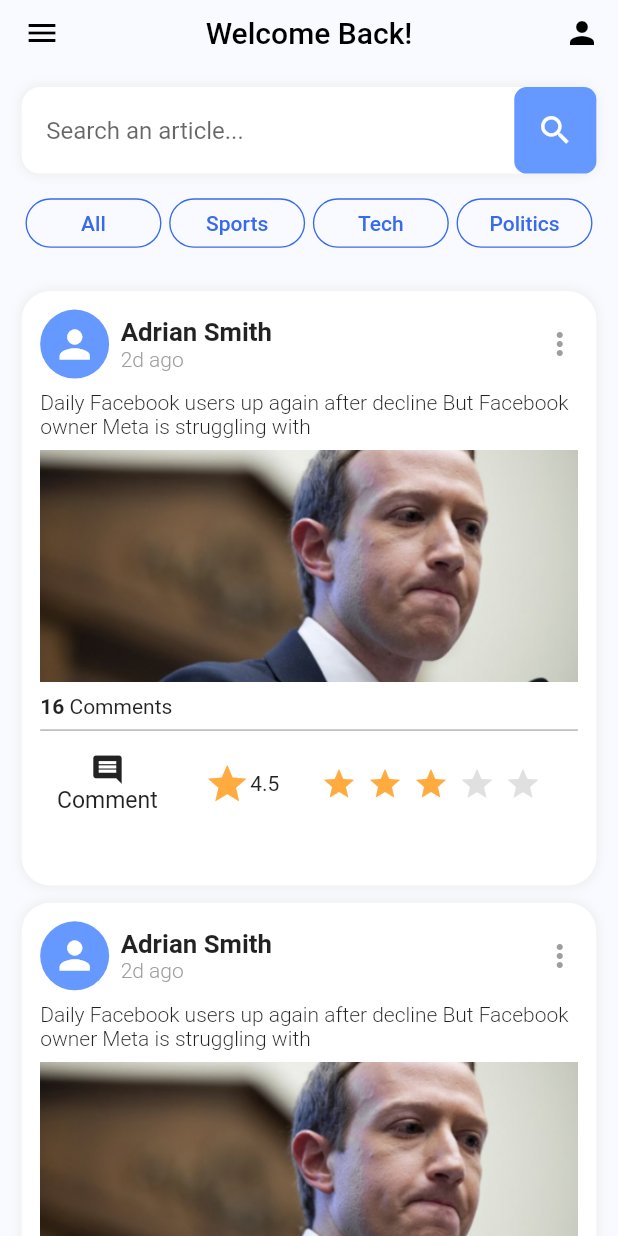
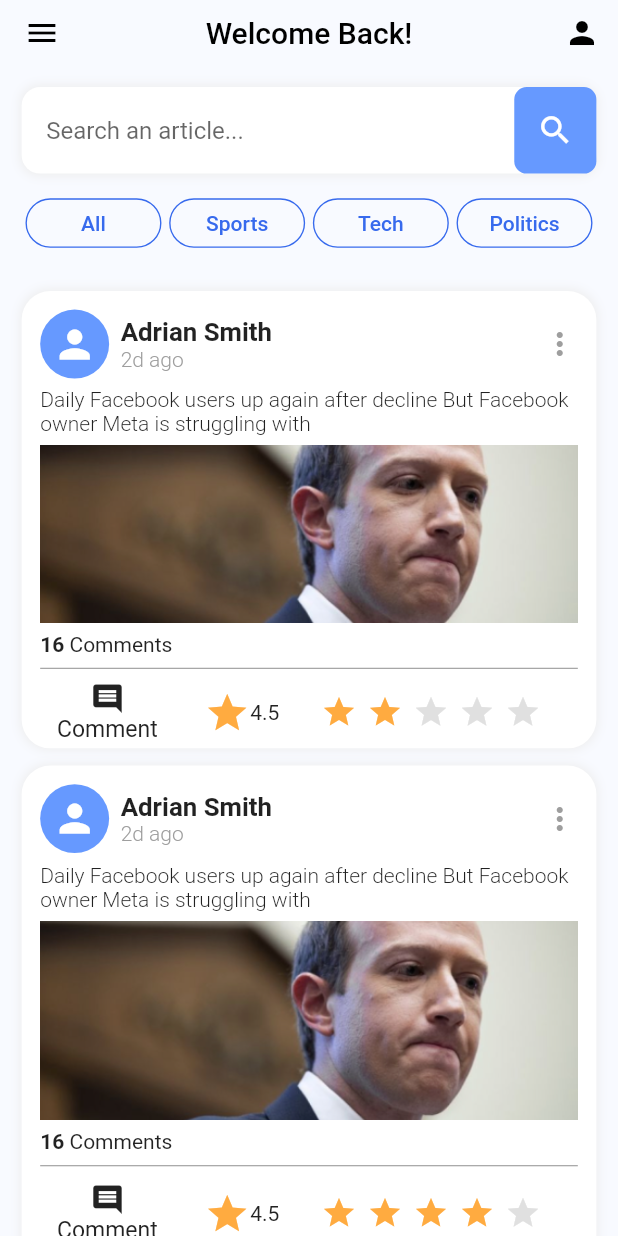
Before and after one commit to RealEskalate/Practice, a Flutter app: the screen it shows after launch, on a phone screen of 412 x 824 dp. Run offline on Flutter 3.47's test engine with Material 2 defaults, Android fonts, the phone set to English and light mode, and no system bars; our stand-ins replace bloc, flutter_bloc, google_fonts.

Commit message:
Final touches before integration

```diff
--- a/starter_project_mobile_2022/lib/blog_suha/constants/colors.dart
+++ b/starter_project_mobile_2022/lib/blog_suha/constants/colors.dart
@@ -3,10 +3,10 @@ import 'package:flutter/material.dart';
 Color mainBackground = const Color.fromARGB(255, 248, 250, 255);
 // Figma: rgba(248, 250, 255, 1);
 
-Color iconBackgroundColor = Color.fromARGB(255, 102, 153, 255);
+Color iconBackgroundColor = const Color.fromARGB(255, 102, 153, 255);
 // Figma: rgba(102, 154, 255, 1);
 
-Color tagBackgroundColor = Color.fromARGB(255, 55, 106, 237);
+Color tagBackgroundColor = const Color.fromARGB(255, 55, 106, 237);
 // Figma: rgba(55, 106, 237, 1)
 
 Color white = Colors.white;
--- a/starter_project_mobile_2022/lib/blog_suha/presentation/list_blog_page.dart
+++ b/starter_project_mobile_2022/lib/blog_suha/presentation/list_blog_page.dart
@@ -0,0 +1,161 @@
+import 'package:flutter/material.dart';
+import 'package:flutter/services.dart';
+import 'package:starter_project_mobile_2022/blog_suha/constants/colors.dart';
+import 'package:starter_project_mobile_2022/blog_suha/widgets/postCard.dart';
+import 'package:starter_project_mobile_2022/blog_suha/widgets/searchBar.dart';
+import 'package:starter_project_mobile_2022/blog_suha/widgets/topicButton.dart';
+
+class BlogListingPage extends StatefulWidget {
+  const BlogListingPage({Key? key, required this.title}) : super(key: key);
+  final String title;
+
+  @override
+  State<BlogListingPage> createState() => _MyHomePageState();
+}
+
+class _MyHomePageState extends State<BlogListingPage> {
+  final globalKey = GlobalKey<ScaffoldState>();
+
+  @override
+  Widget build(BuildContext context) {
+    final double height = MediaQuery.of(context).size.height;
+    final double width = MediaQuery.of(context).size.width;
+
+    final List<PostCard> posts = [
+      PostCard(
+        created: '2d ago',
+        description:
+            'Daily Facebook users up again after decline But Facebook owner Meta is struggling with',
+        heigth: height * 0.37, // For IOS
+        width: width * 0.93,
+        padding: width * 0.03,
+        icon: Icons.person,
+        image: Icons.texture_sharp,
+        numOfComments: '16',
+        numOfStars: 2,
+        title: 'Adrian Smith',
+      ),
+      PostCard(
+        created: '2d ago',
+        description:
+            'Daily Facebook users up again after decline But Facebook owner Meta is struggling with',
+        heigth: height * 0.411,
+        width: width * 0.93,
+        padding: width * 0.03,
+        icon: Icons.person,
+        image: Icons.texture_sharp,
+        numOfComments: '16',
+        numOfStars: 4,
+        title: 'Adrian Smith',
+      ),
+    ];
+
+    return Scaffold(
+        key: globalKey,
+        backgroundColor: mainBackground,
+        drawerEnableOpenDragGesture: false,
+        drawer: const Drawer(),
+        appBar: AppBar(
+            systemOverlayStyle: const SystemUiOverlayStyle(
+              statusBarIconBrightness:
+                  Brightness.dark, // For Android (dark icons)
+              statusBarBrightness: Brightness.light, // For iOS (dark icons)
+            ),
+            centerTitle: true,
+            foregroundColor: Colors.black,
+            leading: IconButton(
+              icon: const Icon(Icons.menu),
+              onPressed: () {
+                globalKey.currentState?.openDrawer();
+              },
+            ),
+            actions: [
+              IconButton(
+                icon: const Icon(Icons.person),
+                onPressed: () {},
+              ),
+            ],
+            title: Text(
+              "Welcome Back!",
+              style: TextStyle(color: black),
+            ),
+            backgroundColor: Colors.transparent,
+            elevation: 0.0,
+            bottom: PreferredSize(
+              preferredSize: Size.fromHeight(height * 0.15),
+              child: Padding(
+                padding: EdgeInsets.all(width * 0.035),
+                child: Column(
+                  children: [
+                    SearchBar(heigth: height * 0.07, width: width),
+                    SizedBox(height: height * 0.02),
+                    tagsSection(height * 0.04, width * 0.22),
+                  ],
+                ),
+              ),
+            )),
+        body: listPosts(height, width, posts));
+    // body: ListView(
+    //   children: [
+    //     PostReviewCard(
+    //       heigth: height * 0.35,
+    //       width: width * 1,
+    //       imageURL: '',
+    //       padding: width * 0.03,
+    //       created: '1h ago',
+    //       subtitle: 'Why Big Data Sucks?',
+    //       title: 'BIG DATA',
+    //     ),
+    //     PostReviewCard(
+    //       heigth: height * 0.35,
+    //       width: width * 1,
+    //       imageURL: '',
+    //       padding: 1,
+    //       created: '1h ago',
+    //       subtitle: 'Why Big Data Sucks?',
+    //       title: 'BIG DATA',
+    //     )
+    //   ],
+    // ));
+  }
+
+  ListView listPosts(double height, double width, List<PostCard> posts) {
+    return ListView.builder(
+        padding: EdgeInsets.all(width * 0.035),
+        scrollDirection: Axis.vertical,
+        itemCount: posts.length,
+        itemBuilder: (BuildContext context, int index) {
+          final post = posts[index];
+          return post;
+        });
+  }
+
+  Widget tagsSection(double height, double width) {
+    return Row(
+      crossAxisAlignment: CrossAxisAlignment.center,
+      mainAxisAlignment: MainAxisAlignment.spaceAround,
+      children: [
+        TagButton(
+          heigth: height,
+          width: width,
+          topic: 'All',
+        ),
+        TagButton(
+          heigth: height,
+          width: width,
+          topic: 'Sports',
+        ),
+        TagButton(
+          heigth: height,
+          width: width,
+          topic: 'Tech',
+        ),
+        TagButton(
+          heigth: height,
+          width: width,
+          topic: 'Politics',
+        ),
+      ],
+    );
+  }
+}
--- a/starter_project_mobile_2022/lib/blog_suha/widgets/postCard.dart
+++ b/starter_project_mobile_2022/lib/blog_suha/widgets/postCard.dart
@@ -152,7 +152,7 @@ class PostCard extends StatelessWidget {
                     height: heigth * 0.14,
                     child: StarBar(
                       width: width,
-                      numOfStars: 3,
+                      numOfStars: numOfStars,
                     )),
               ),
             ],
--- a/starter_project_mobile_2022/lib/main/homepage.dart
+++ b/starter_project_mobile_2022/lib/main/homepage.dart
@@ -1,140 +1,14 @@
 import 'package:flutter/material.dart';
-import 'package:flutter/services.dart';
-import 'package:starter_project_mobile_2022/blog_suha/constants/colors.dart';
-import 'package:starter_project_mobile_2022/blog_suha/widgets/postCard.dart';
-import 'package:starter_project_mobile_2022/blog_suha/widgets/searchBar.dart';
-import 'package:starter_project_mobile_2022/blog_suha/widgets/topicButton.dart';
 
-class MyHomePage extends StatefulWidget {
-  const MyHomePage({Key? key, required this.title}) : super(key: key);
-  final String title;
+import '../blog_suha/presentation/list_blog_page.dart';
 
-  @override
-  State<MyHomePage> createState() => _MyHomePageState();
-}
-
-class _MyHomePageState extends State<MyHomePage> {
-  final globalKey = GlobalKey<ScaffoldState>();
+class HomePage extends StatelessWidget {
+  const HomePage({Key? key}) : super(key: key);
 
   @override
   Widget build(BuildContext context) {
-    final double height = MediaQuery.of(context).size.height;
-    final double width = MediaQuery.of(context).size.width;
-
-    final List<PostCard> posts = [
-      PostCard(
-        created: '2d ago',
-        description:
-            'Daily Facebook users up again after decline But Facebook owner Meta is struggling with',
-        heigth: height * 0.481,
-        width: width * 0.93,
-        padding: width * 0.03,
-        icon: Icons.person,
-        image: Icons.texture_sharp,
-        numOfComments: '16',
-        numOfStars: 4,
-        title: 'Adrian Smith',
-      ),
-      PostCard(
-        created: '2d ago',
-        description:
-            'Daily Facebook users up again after decline But Facebook owner Meta is struggling with',
-        heigth: height * 0.481,
-        width: width * 0.93,
-        padding: width * 0.03,
-        icon: Icons.person,
-        image: Icons.texture_sharp,
-        numOfComments: '16',
-        numOfStars: 4,
-        title: 'Adrian Smith',
-      ),
-    ];
-
-    return Scaffold(
-      key: globalKey,
-      backgroundColor: mainBackground,
-      drawerEnableOpenDragGesture: false,
-      drawer: const Drawer(),
-      appBar: AppBar(
-          systemOverlayStyle: const SystemUiOverlayStyle(
-            statusBarIconBrightness:
-                Brightness.dark, // For Android (dark icons)
-            statusBarBrightness: Brightness.light, // For iOS (dark icons)
-          ),
-          centerTitle: true,
-          foregroundColor: Colors.black,
-          leading: IconButton(
-            icon: const Icon(Icons.menu),
-            onPressed: () {
-              globalKey.currentState?.openDrawer();
-            },
-          ),
-          actions: [
-            IconButton(
-              icon: const Icon(Icons.person),
-              onPressed: () {},
-            ),
-          ],
-          title: Text(
-            "Welcome Back!",
-            style: TextStyle(color: black),
-          ),
-          backgroundColor: Colors.transparent,
-          elevation: 0.0,
-          bottom: PreferredSize(
-            preferredSize: Size.fromHeight(height * 0.15),
-            child: Padding(
-              padding: EdgeInsets.all(width * 0.035),
-              child: Column(
-                children: [
-                  SearchBar(heigth: height * 0.07, width: width),
-                  SizedBox(height: height * 0.02),
-                  tagsSection(height * 0.04, width * 0.22),
-                ],
-              ),
-            ),
-          )),
-      body: listPosts(height, width, posts),
-    );
-  }
-
-  ListView listPosts(double height, double width, List<PostCard> posts) {
-    return ListView.builder(
-        padding: EdgeInsets.all(width * 0.035),
-        scrollDirection: Axis.vertical,
-        itemCount: posts.length,
-        itemBuilder: (BuildContext context, int index) {
-          final post = posts[index];
-          return post;
-        });
-  }
-
-  Widget tagsSection(double height, double width) {
-    return Row(
-      crossAxisAlignment: CrossAxisAlignment.center,
-      mainAxisAlignment: MainAxisAlignment.spaceAround,
-      children: [
-        TagButton(
-          heigth: height,
-          width: width,
-          topic: 'All',
-        ),
-        TagButton(
-          heigth: height,
-          width: width,
-          topic: 'Sports',
-        ),
-        TagButton(
-          heigth: height,
-          width: width,
-          topic: 'Tech',
-        ),
-        TagButton(
-          heigth: height,
-          width: width,
-          topic: 'Politics',
-        ),
-      ],
+    return const BlogListingPage(
+      title: 'Blog Listing',
     );
   }
 }
--- a/starter_project_mobile_2022/lib/routes.dart
+++ b/starter_project_mobile_2022/lib/routes.dart
@@ -6,9 +6,7 @@ class PageRouter {
     switch (settings.name) {
       case "/":
         return MaterialPageRoute(builder: (context) {
-          return const MyHomePage(
-            title: "Test Project",
-          );
+          return const HomePage();
         });
     }
     return null;
```
Also changed, not shown: starter_project_mobile_2022/lib/blog_suha/widgets/postReview.dart (added, +95 -0 lines).
